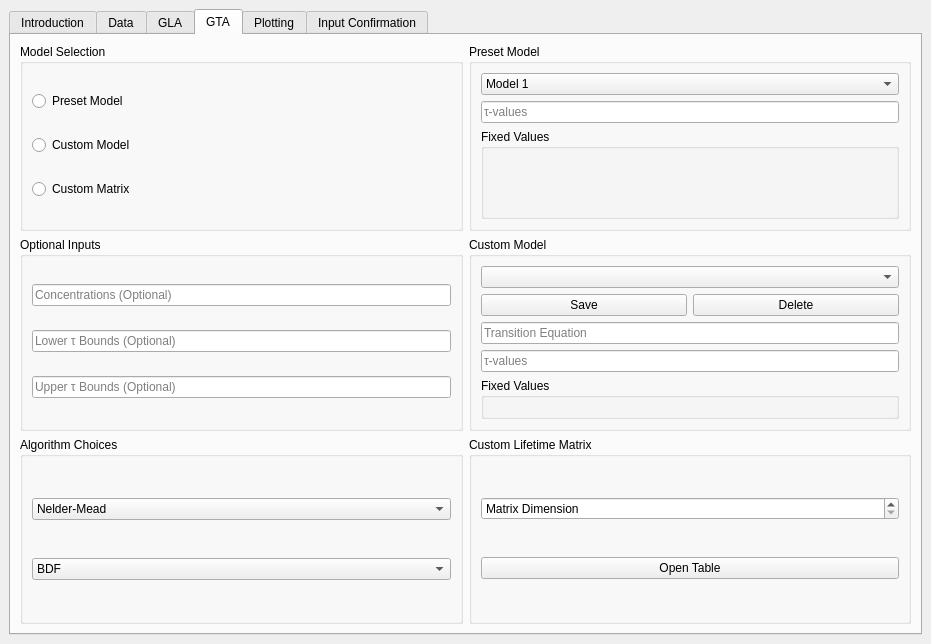
Before: the Qt Designer form gui.ui in 4-DMAPandSadness/EfsTA, drawn with Qt 5.
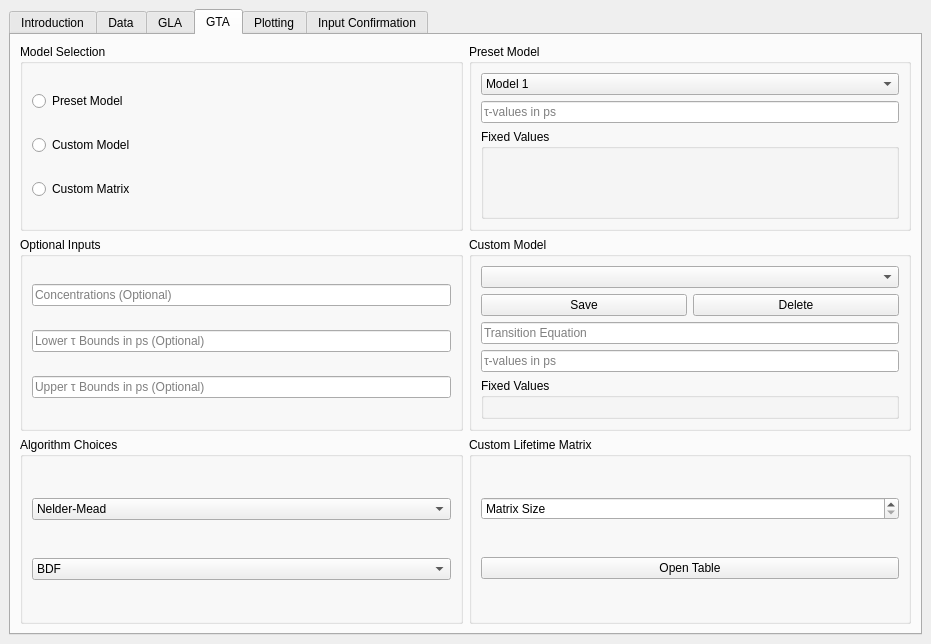
After: the same form once the commit is applied. The open tabs and pages were chosen to show the change. Icons and pictures are not drawn.

Patch:
```diff
--- a/gui.ui
+++ b/gui.ui
@@ -376,7 +376,7 @@
 &lt;p style=&quot; margin-top:12px; margin-bottom:12px; margin-left:0px; margin-right:0px; -qt-block-indent:0; text-indent:0px;&quot;&gt;(Make sure that the amount of commas in the &amp;quot;τ-values&amp;quot; and &amp;quot;Lower τ Bounds&amp;quot; lineedit are the same and the positions of the bounds match the position of the corresponding lifetime.)&lt;/p&gt;&lt;/body&gt;&lt;/html&gt;</string>
              </property>
              <property name="placeholderText">
-              <string>Upper τ Bounds (Optional)</string>
+              <string>Upper τ Bounds in ps (Optional)</string>
              </property>
             </widget>
            </item>
@@ -398,7 +398,7 @@
 &lt;p style=&quot; margin-top:12px; margin-bottom:12px; margin-left:0px; margin-right:0px; -qt-block-indent:0; text-indent:0px;&quot;&gt;(Make sure that the amount of commas in the &amp;quot;τ-values&amp;quot; and &amp;quot;Lower τ Bounds&amp;quot; lineedit are the same and the positions of the bounds match the position of the corresponding lifetime.)&lt;/p&gt;&lt;/body&gt;&lt;/html&gt;</string>
              </property>
              <property name="placeholderText">
-              <string>Lower τ Bounds (Optional)</string>
+              <string>Lower τ Bounds in ps (Optional)</string>
              </property>
             </widget>
            </item>
@@ -428,7 +428,7 @@
 &lt;p style=&quot; margin-top:12px; margin-bottom:12px; margin-left:0px; margin-right:0px; -qt-block-indent:0; text-indent:0px;&quot;&gt;1,80&lt;/p&gt;&lt;/body&gt;&lt;/html&gt;</string>
              </property>
              <property name="placeholderText">
-              <string>τ-values</string>
+              <string>τ-values in ps</string>
              </property>
             </widget>
            </item>
@@ -677,7 +677,7 @@
               <string>&lt;html&gt;&lt;head/&gt;&lt;body&gt;&lt;p&gt;Input the size of the square kinetic matrix. The size is determined by the amount of species.&lt;/p&gt;&lt;p&gt;&lt;span style=&quot; font-weight:600; text-decoration: underline;&quot;&gt;Example:&lt;/span&gt;&lt;/p&gt;&lt;p&gt;&lt;img src=&quot;:/Tooltips/images/tooltips/reaction example.png&quot;/&gt;&lt;/p&gt;&lt;p&gt;There are three different species A,B and C.&lt;/p&gt;&lt;p&gt;&lt;span style=&quot; font-weight:600; text-decoration: underline;&quot;&gt;Input:&lt;/span&gt;&lt;/p&gt;&lt;p&gt;3&lt;/p&gt;&lt;/body&gt;&lt;/html&gt;</string>
              </property>
              <property name="specialValueText">
-              <string>Matrix Dimension</string>
+              <string>Matrix Size</string>
              </property>
              <property name="minimum">
               <number>0</number>
@@ -745,7 +745,7 @@
               <string>&lt;html&gt;&lt;head/&gt;&lt;body&gt;&lt;p&gt;Input the guessed lifetimes for the kinetic model.&lt;/p&gt;&lt;p&gt;Lifetimes need to be input in the same order as the transition arrows are in the equation.&lt;/p&gt;&lt;p&gt;After the input press ENTER to select fixed values.&lt;/p&gt;&lt;p&gt;&lt;span style=&quot; font-weight:600; text-decoration: underline;&quot;&gt;Example:&lt;/span&gt;&lt;/p&gt;&lt;p&gt;&lt;img src=&quot;:/Tooltips/images/tooltips/reaction example wt.png&quot;/&gt;&lt;/p&gt;&lt;p&gt;Transition equation: ABCv;BA;AC&lt;/p&gt;&lt;p&gt;&lt;span style=&quot; font-weight:600; text-decoration: underline;&quot;&gt;Input:&lt;/span&gt;&lt;/p&gt;&lt;p&gt;1,80,4000,3,30&lt;br/&gt;&lt;/p&gt;&lt;/body&gt;&lt;/html&gt;</string>
              </property>
              <property name="placeholderText">
-              <string>τ-values</string>
+              <string>τ-values in ps</string>
              </property>
             </widget>
            </item>
```
Left out of the diff: 24 changed lines with no effect on the pictures.
